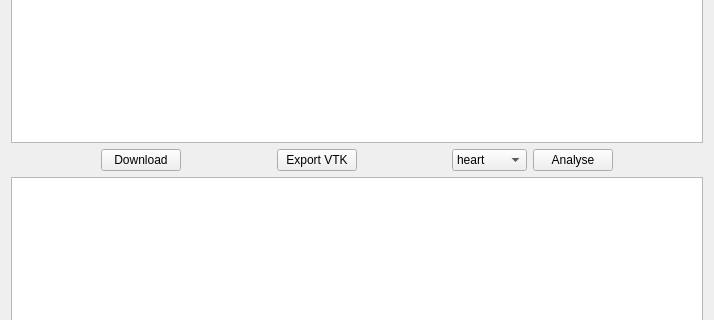
This is mapclientplugins/retrieveportaldatastep/qt/retrieveportaldatawidget.ui in mapclient-plugins/mapclientplugins.retrieveportaldatastep as Qt 5 draws it before an edit; both pictures show x 0 to 714 and y 174 to 494 of the 714 by 584 pixel window. The edited form follows.
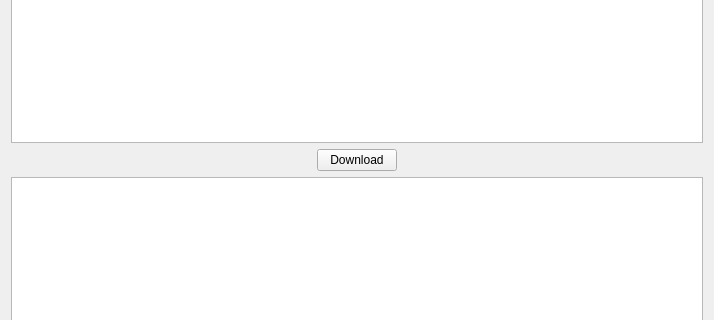
This is the edited form.

Commit message: Remove unnecessary buttons, add docs

```diff
--- a/mapclientplugins/retrieveportaldatastep/qt/retrieveportaldatawidget.ui
+++ b/mapclientplugins/retrieveportaldatastep/qt/retrieveportaldatawidget.ui
@@ -95,80 +95,6 @@
        </property>
       </spacer>
      </item>
-     <item>
-      <widget class="QPushButton" name="pushButtonExportVTK">
-       <property name="text">
-        <string>Export VTK</string>
-       </property>
-      </widget>
-     </item>
-     <item>
-      <spacer name="horizontalSpacer_2">
-       <property name="orientation">
-        <enum>Qt::Horizontal</enum>
-       </property>
-       <property name="sizeHint" stdset="0">
-        <size>
-         <width>40</width>
-         <height>20</height>
-        </size>
-       </property>
-      </spacer>
-     </item>
-     <item>
-      <widget class="QComboBox" name="comboBoxAnalyse">
-       <item>
-        <property name="text">
-         <string>heart</string>
-        </property>
-       </item>
-       <item>
-        <property name="text">
-         <string>lung</string>
-        </property>
-       </item>
-       <item>
-        <property name="text">
-         <string>stomach</string>
-        </property>
-       </item>
-       <item>
-        <property name="text">
-         <string>kidney</string>
-        </property>
-       </item>
-       <item>
-        <property name="text">
-         <string>colon</string>
-        </property>
-       </item>
-       <item>
-        <property name="text">
-         <string>skin</string>
-        </property>
-       </item>
-      </widget>
-     </item>
-     <item>
-      <widget class="QPushButton" name="pushButtonAnalyse">
-       <property name="text">
-        <string>Analyse</string>
-       </property>
-      </widget>
-     </item>
-     <item>
-      <spacer name="horizontalSpacer_3">
-       <property name="orientation">
-        <enum>Qt::Horizontal</enum>
-       </property>
-       <property name="sizeHint" stdset="0">
-        <size>
-         <width>40</width>
-         <height>20</height>
-        </size>
-       </property>
-      </spacer>
-     </item>
     </layout>
    </item>
    <item>
```
Left out of the diff: 1 changed line with no effect on the pictures. The commit also changes 8 other files.
